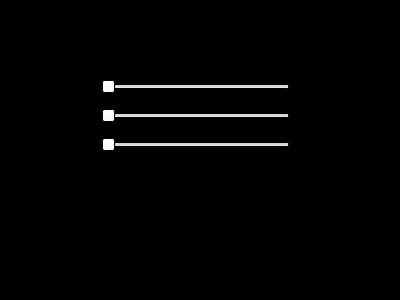
First picture: the form in KDE/RGBSlider/mainwindow.ui, repository ihaxolotl/GCI2018, before the edit.
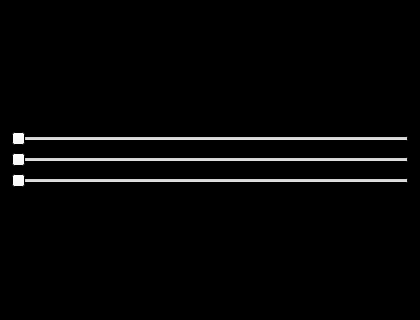
Second picture: the form after the edit.

What changed in the file:
```diff
--- a/KDE/RGBSlider/mainwindow.ui
+++ b/KDE/RGBSlider/mainwindow.ui
@@ -6,8 +6,8 @@
    <rect>
     <x>0</x>
     <y>0</y>
-    <width>400</width>
-    <height>300</height>
+    <width>420</width>
+    <height>320</height>
    </rect>
   </property>
   <property name="palette">
@@ -78,16 +78,12 @@
    <string>RGB Slider</string>
   </property>
   <widget class="QWidget" name="centralWidget">
-   <widget class="QWidget" name="">
-    <property name="geometry">
-     <rect>
-      <x>90</x>
-      <y>60</y>
-      <width>211</width>
-      <height>111</height>
-     </rect>
-    </property>
-    <layout class="QVBoxLayout" name="verticalLayout">
+   <layout class="QVBoxLayout" name="verticalLayout_2">
+    <item>
+     <layout class="QVBoxLayout" name="verticalLayout" stretch="1,1,1">
+      <property name="sizeConstraint">
+       <enum>QLayout::SetMaximumSize</enum>
+      </property>
      <item>
       <widget class="QSlider" name="redSlider">
        <property name="maximum">
@@ -119,7 +115,8 @@
       </widget>
      </item>
     </layout>
-   </widget>
+    </item>
+   </layout>
   </widget>
  </widget>
  <layoutdefault spacing="6" margin="11"/>
```
Lines whose indentation alone changed are shown as unchanged.
